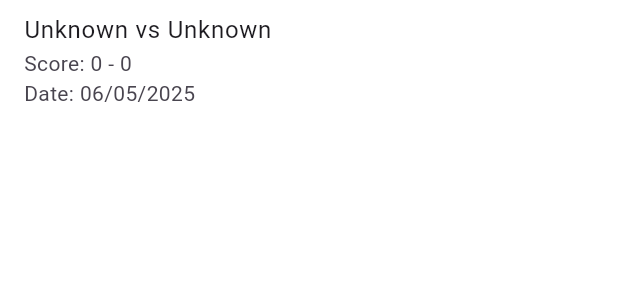
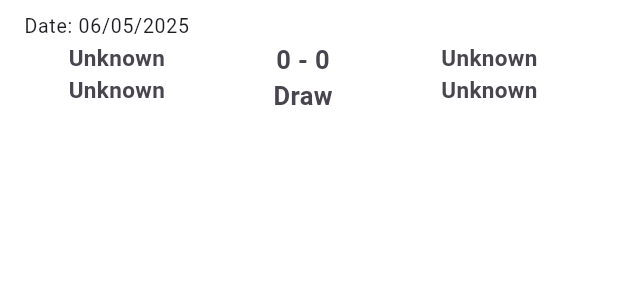
Before and after one commit to AdamBrown04/mad_assessment_baV2, a Flutter app: the Gamepreviewscreen widget shown alone on an empty page, opened directly with empty values, on a phone screen of 412 x 824 dp. Shown: the top 300 px of the screen. Run offline on Flutter 3.47's test engine with Material 3 defaults, Android fonts, the phone set to English and light mode, and no system bars; our stand-ins replace awesome_notifications, image_picker, permission_handler, shared_preferences, sqflite; accounts and stored records are empty.

Commit message:
updated UI on some screens

```diff
--- a/lib/widgets/currentGameScreen.dart
+++ b/lib/widgets/currentGameScreen.dart
@@ -298,6 +298,7 @@ class _CurrentgamescreenState extends State<Currentgamescreen> {
                                     mission: widget.mission,
                                     gameType: widget.gameType,
                                     deploymentZone: widget.deploymentZone,
+                                    gameDescription: widget.gameDescription,
                                   )));
                     },
                     child: Text("End Game", style: TextStyle(fontSize: 20))),
--- a/lib/widgets/gamePreviewScreen.dart
+++ b/lib/widgets/gamePreviewScreen.dart
@@ -68,9 +68,57 @@ class _GamepreviewscreenState extends State<Gamepreviewscreen> {
     }
 
     return ListTile(
-      title: Text("${gameData.playerName} vs ${gameData.opponentName}"),
-      subtitle: Text(
-          "Score: ${gameData.playerScore} - ${gameData.opponentScore}\nDate: ${gameData.getFormattedDate}"),
+      title: Text("Date: ${gameData.getFormattedDate}",
+          style: TextStyle(fontSize: 13)),
+      subtitle: Row(
+        mainAxisAlignment: MainAxisAlignment.spaceBetween,
+        children: [
+          SizedBox(
+            width: MediaQuery.of(context).size.width * 0.3,
+            child: Column(
+              children: [
+                Text(
+                  gameData.playerName,
+                  style: const TextStyle(fontWeight: FontWeight.bold, fontSize: 15),
+                ),
+                Text(
+                  gameData.playerArmy,
+                  style: const TextStyle(fontWeight: FontWeight.bold, fontSize: 15),
+                ),
+              ],
+            ),
+          ),
+          Center(
+            child: Column(
+              children: [
+                Text(
+                  "${gameData.playerScore} - ${gameData.opponentScore}",
+                  style: const TextStyle(fontWeight: FontWeight.bold, fontSize: 17),
+                ),
+                Text(
+                  gameData.outputWinner(),
+                  style: const TextStyle(fontWeight: FontWeight.bold, fontSize: 17),
+                )
+              ],
+            ),
+          ),
+          SizedBox(
+            width: MediaQuery.of(context).size.width * 0.3,
+            child: Column(
+              children: [
+                Text(
+                  gameData.opponentName,
+                  style: const TextStyle(fontWeight: FontWeight.bold, fontSize: 15),
+                ),
+                Text(
+                  gameData.opponentArmy,
+                  style: const TextStyle(fontWeight: FontWeight.bold, fontSize: 15),
+                ),
+              ],
+            ),
+          ),
+        ],
+      ),
       onTap: () {
         Navigator.push(
           context,
@@ -91,6 +139,7 @@ class _GamepreviewscreenState extends State<Gamepreviewscreen> {
               deploymentZone: gameData.deploymentZone,
               opponentArmy: gameData.opponentArmy,
               playerArmy: gameData.playerArmy,
+              gameDescription: gameData.gameDescription,
             ),
           ),
         );
```
Also changed, not shown: lib/widgets/gameOverviewScreen.dart (+34 -2 lines), lib/widgets/homeWidgets/profileScreen.dart (+13 -5 lines).
